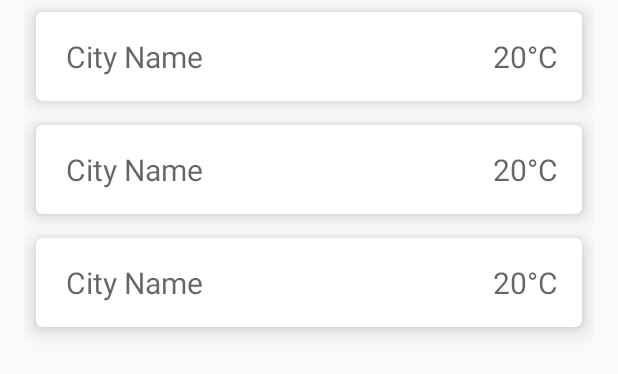
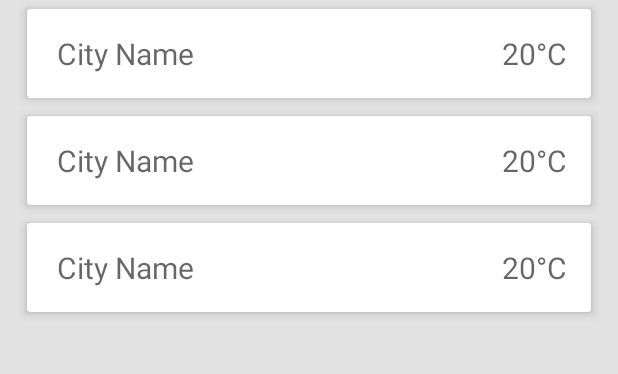
Before and after one commit to zseszter/WeatherApp, an Android app: the layout city_list.xml on its own in the app's theme, with its tools: preview values and no code run, on a phone screen of 412 x 824 dp. Shown: the top 374 px of the screen. Run offline under Robolectric (Android 15) with nearby library versions, the phone set to English and light mode, and no system bars.

Commit message:
UI refactor

```diff
--- a/app/src/main/java/com/example/weatherapphomework/ui/city/CityAdapter.kt
+++ b/app/src/main/java/com/example/weatherapphomework/ui/city/CityAdapter.kt
@@ -32,7 +32,7 @@ class CityAdapter constructor(
         val temp = city.temperature!!.plus(CityActivity.KELVIN_CONST).toBigDecimal().setScale(1, RoundingMode.UP).toDouble()
 
         holder.cityName.text = city.name
-        holder.temperature.text = "${temp.toString()} °C"
+        holder.temperature.text = "${temp.toString()}°C"
 
         holder.card.setOnClickListener {
             city.name?.let {
--- a/app/src/main/res/layout/city_list.xml
+++ b/app/src/main/res/layout/city_list.xml
@@ -6,8 +6,9 @@
     android:name="CityList"
     android:layout_width="match_parent"
     android:layout_height="match_parent"
-    android:layout_marginLeft="16dp"
-    android:layout_marginRight="16dp"
+    android:paddingLeft="12dp"
+    android:paddingRight="12dp"
     app:layoutManager="LinearLayoutManager"
     tools:context=".ui.city.CityActivity"
-    tools:listitem="@layout/city_list_item" />
+    tools:listitem="@layout/city_list_item"
+    android:background="#E2E2E2"/>
--- a/app/src/main/res/layout/city_list_item.xml
+++ b/app/src/main/res/layout/city_list_item.xml
@@ -5,9 +5,9 @@
      android:layout_width="match_parent"
      android:layout_height="wrap_content"
      card_view:cardBackgroundColor="#FFFFFF"
-     card_view:cardCornerRadius="4dp"
-     card_view:cardElevation="8dp"
-     android:layout_margin="8dp">
+     card_view:cardCornerRadius="2dp"
+     card_view:cardElevation="4dp"
+     android:layout_margin="6dp">
 
      <androidx.constraintlayout.widget.ConstraintLayout
          android:layout_width="match_parent"
--- a/app/src/main/res/values/colors.xml
+++ b/app/src/main/res/values/colors.xml
@@ -1,6 +1,6 @@
 <?xml version="1.0" encoding="utf-8"?>
 <resources>
-    <color name="colorPrimary">#008577</color>
-    <color name="colorPrimaryDark">#00574B</color>
-    <color name="colorAccent">#D81B60</color>
+    <color name="colorPrimary">#4D9ABD</color>
+    <color name="colorPrimaryDark">#387FA5</color>
+    <color name="colorAccent">#F8AB3C</color>
 </resources>
```
Also changed, not shown: app/src/main/java/com/example/weatherapphomework/ui/weather/WeatherActivity.kt (+14 -12 lines), app/src/main/res/layout/activity_weather.xml (+23 -11 lines).
